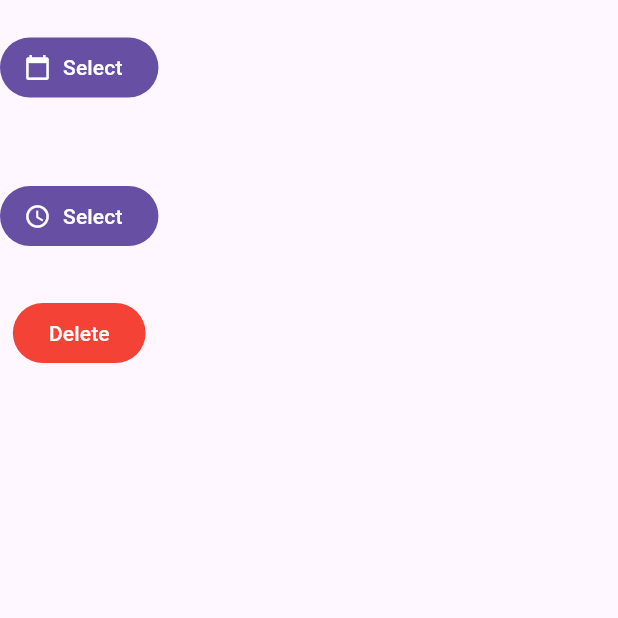
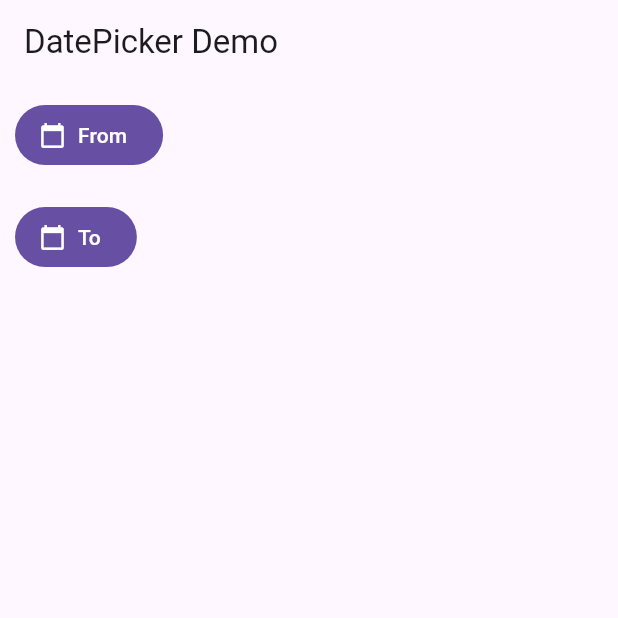
Before and after one commit to thanawatjanhan/flutter_application, a Flutter app: the screen it shows after launch, on a phone screen of 412 x 824 dp, the top half of it. Run offline on Flutter 3.47's test engine with Material 3 defaults, Android fonts, the phone set to English and light mode, and no system bars.

Commit message:
Create an app to allow users to select a starting date and an ending date. Make sure that the ending date must be greater than the starting date.

```diff
--- a/lib/main.dart
+++ b/lib/main.dart
@@ -1,5 +1,6 @@
 import 'package:flutter/material.dart';
-import 'package:flutter_application_1/week07/datepicker_demo.dart';
+import 'package:flutter_application_1/week07/assignment1.dart';
+// import 'package:flutter_application_1/week07/datepicker_demo.dart';
 // import 'package:flutter_application_1/week07/dropdown_demo.dart';
 // import 'package:flutter_application_1/week07/radio_demo.dart';
 // import 'package:flutter_application_1/week01/basic.dart';
@@ -9,6 +10,6 @@ import 'package:flutter_application_1/week07/datepicker_demo.dart';
 
 void main() {
   runApp(
-    MaterialApp(home: DatepickerDemo(), debugShowCheckedModeBanner: false),
+    MaterialApp(home: Assignment1(), debugShowCheckedModeBanner: false),
   ); //MaterialApp
 }
--- /dev/null
+++ b/lib/week07/assignment1.dart
@@ -0,0 +1,109 @@
+import 'package:flutter/material.dart';
+
+class Assignment1 extends StatefulWidget {
+  const Assignment1({super.key});
+
+  @override
+  State<Assignment1> createState() => _Assignment1State();
+}
+
+class _Assignment1State extends State<Assignment1> {
+  DateTime? fromDate;
+  DateTime? toDate;
+  late DateTime today;
+
+  @override
+  void initState() {
+    super.initState();
+    today = DateTime.now();
+  }
+
+  String formatDate(DateTime? date) {
+    if (date == null) {
+      return '';
+    } else {
+      return '${date.day}/${date.month}/${date.year}';
+    }
+  }
+
+  void selectFromDate() async {
+    DateTime initialFrom = fromDate ?? today;
+    DateTime firstDate = DateTime(today.year, 1, 1);
+    DateTime lastDate = DateTime(today.year, 12, 31);
+
+    DateTime? dt = await showDatePicker(
+      context: context,
+      initialDate: initialFrom,
+      firstDate: firstDate,
+      lastDate: lastDate,
+    );
+
+    if (dt != null) {
+      setState(() {
+        fromDate = dt;
+        if (toDate == null || toDate!.isBefore(fromDate!)) {
+          toDate = fromDate;
+        }
+      });
+    }
+  }
+
+  void selectToDate() async {
+    if (fromDate == null) return;
+
+    DateTime initialTo = toDate ?? fromDate!;
+    DateTime firstDate = fromDate!;
+    DateTime lastDate = DateTime(today.year, 12, 31);
+
+    DateTime? dt = await showDatePicker(
+      context: context,
+      initialDate: initialTo,
+      firstDate: firstDate,
+      lastDate: lastDate,
+    );
+
+    if (dt != null) {
+      setState(() {
+        toDate = dt;
+      });
+    }
+  }
+
+  @override
+  Widget build(BuildContext context) {
+    return Scaffold(
+      appBar: AppBar(title: const Text('DatePicker Demo')),
+      body: Padding(
+        padding: const EdgeInsets.all(10.0),
+        child: Column(
+          crossAxisAlignment: CrossAxisAlignment.start,
+          children: [
+            Row(
+              children: [
+                FilledButton.icon(
+                  icon: const Icon(Icons.calendar_today),
+                  onPressed: selectFromDate,
+                  label: const Text('From'),
+                ),
+                const SizedBox(width: 10),
+                Text(formatDate(fromDate)),
+              ],
+            ),
+            const SizedBox(height: 20),
+            Row(
+              children: [
+                FilledButton.icon(
+                  icon: const Icon(Icons.calendar_today),
+                  onPressed: selectToDate,
+                  label: const Text('To'),
+                ),
+                const SizedBox(width: 10),
+                Text(formatDate(toDate)),
+              ],
+            ),
+          ],
+        ),
+      ),
+    );
+  }
+}
```
